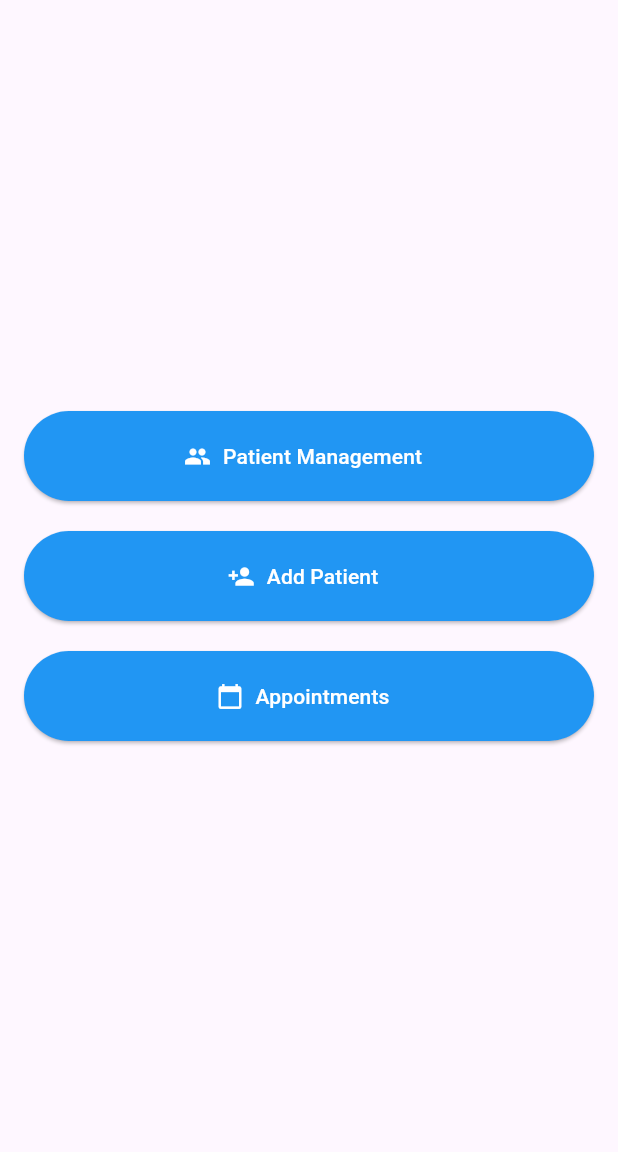
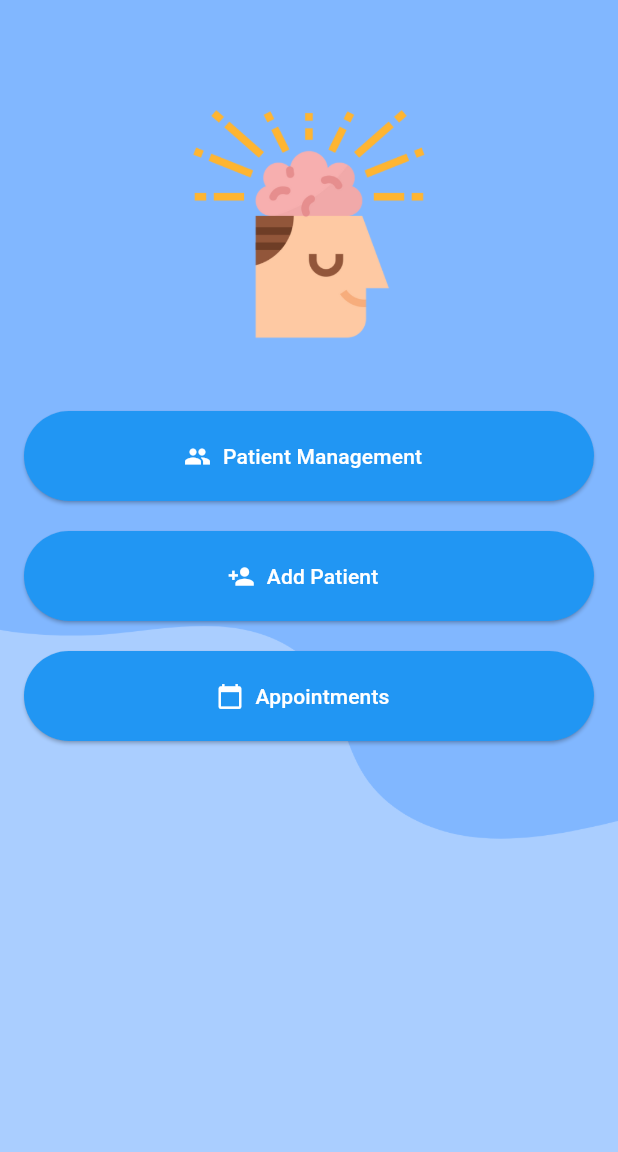
Before and after one commit to MindTrack-WX64/Flutter_App_MindTrack, a Flutter app: the ProfessionalMainPage screen opened directly with empty values, on a phone screen of 412 x 824 dp, the part 84-1236 px from its top. Run offline on Flutter 3.47's test engine with Material 3 defaults, Android fonts, the phone set to English and light mode, and no system bars.

Commit message:
background main professional

```diff
--- a/lib/iam/UI/pages/professional_main_page.dart
+++ b/lib/iam/UI/pages/professional_main_page.dart
@@ -22,7 +22,17 @@ class ProfessionalMainPage extends StatelessWidget {
           ),
         ],
       ),
-      body: Padding(
+      body: Stack(
+        children: [
+          Container(
+            decoration: BoxDecoration(
+              image: DecorationImage(
+                image: AssetImage('assets/bg-professional-main.png'),
+                fit: BoxFit.cover,
+              ),
+            ),
+          ),
+          Padding(
             padding: const EdgeInsets.all(16.0),
             child: Column(
               mainAxisAlignment: MainAxisAlignment.center,
@@ -84,6 +94,8 @@ class ProfessionalMainPage extends StatelessWidget {
               ],
             ),
           ),
+        ],
+      ),
     );
   }
 }
--- a/pubspec.yaml
+++ b/pubspec.yaml
@@ -59,6 +59,7 @@ flutter:
   - assets/background.png
   - assets/bgAddPatient.png
   - assets/icAddPatient.png
+  - assets/bg-professional-main.png
   # The following line ensures that the Material Icons font is
   # included with your application, so that you can use the icons in
   # the material Icons class.
```
Lines whose indentation alone changed are shown as unchanged.
